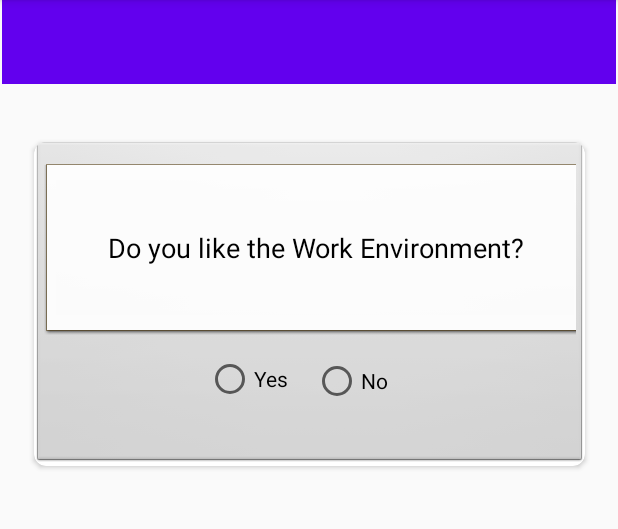
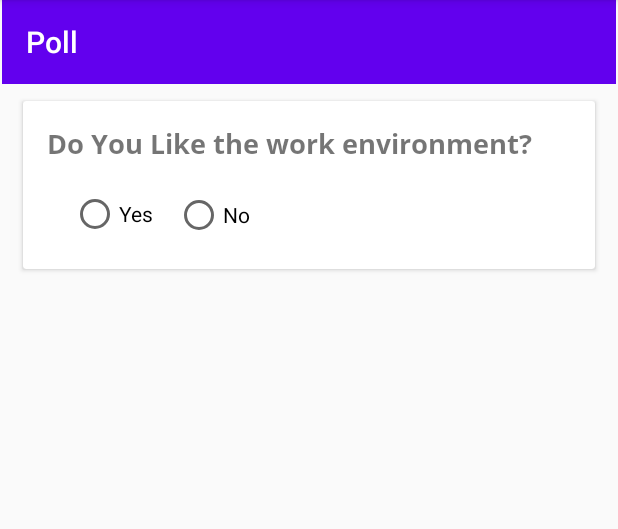
Before and after one commit to shreyash2628/Employee-Management-App, an Android app: the Poll screen opened directly, with no data from a screen before it, on a phone screen of 412 x 824 dp, the part 84-613 px from its top. Run offline under Robolectric (Android 15) with nearby library versions, the phone set to English and light mode, and no system bars.

Commit message:
Day 2 work

```diff
--- a/app/build.gradle
+++ b/app/build.gradle
@@ -7,7 +7,7 @@ android {
 
     defaultConfig {
         applicationId "in.darshanudagire.employee"
-        minSdkVersion 16
+        minSdkVersion 23
         targetSdkVersion 30
         versionCode 1
         versionName "1.0"
--- a/app/src/main/res/layout/activity_appy_for_leave.xml
+++ b/app/src/main/res/layout/activity_appy_for_leave.xml
@@ -6,4 +6,5 @@
     android:layout_height="match_parent"
     tools:context=".dashboard.AppyForLeave">
 
+
 </androidx.constraintlayout.widget.ConstraintLayout>
--- a/app/src/main/res/layout/activity_poll.xml
+++ b/app/src/main/res/layout/activity_poll.xml
@@ -1,4 +1,3 @@
-<?xml version="1.0" encoding="utf-8"?>
 <androidx.constraintlayout.widget.ConstraintLayout xmlns:android="http://schemas.android.com/apk/res/android"
     xmlns:app="http://schemas.android.com/apk/res-auto"
     xmlns:tools="http://schemas.android.com/tools"
@@ -6,93 +5,65 @@
     android:layout_height="match_parent"
     tools:context=".dashboard.Poll">
 
-    <androidx.cardview.widget.CardView
-        android:id="@+id/cardView2"
-        android:layout_width="367dp"
-        android:layout_height="216dp"
-        app:cardCornerRadius="8dp"
-        app:layout_constraintBottom_toBottomOf="parent"
-        app:layout_constraintEnd_toEndOf="parent"
-        app:layout_constraintStart_toStartOf="parent"
-        app:layout_constraintTop_toTopOf="parent"
-        app:layout_constraintVertical_bias="0.172">
-
-        <androidx.constraintlayout.widget.ConstraintLayout
-            android:id="@+id/queone_id"
-            android:layout_width="match_parent"
-            android:layout_height="match_parent"
-            android:background="@android:drawable/btn_default_small"
-            android:cardBackgroundColor="@color/common_google_signin_btn_text_light_disabled"
-            app:layout_constraintBottom_toBottomOf="parent"
-            app:layout_constraintEnd_toEndOf="parent"
-            app:layout_constraintHorizontal_bias="0.457"
-            app:layout_constraintStart_toStartOf="parent"
-            app:layout_constraintTop_toTopOf="parent"
-            app:layout_constraintVertical_bias="0.129">
-
-            <RadioButton
-                android:id="@+id/radioButton3"
-                android:layout_width="wrap_content"
-                android:layout_height="wrap_content"
-                android:layout_marginStart="108dp"
-                android:layout_marginLeft="108dp"
-                android:text="Yes"
-                app:layout_constraintBottom_toBottomOf="parent"
-                app:layout_constraintStart_toStartOf="parent"
-                app:layout_constraintTop_toTopOf="parent"
-                app:layout_constraintVertical_bias="0.806" />
-
-            <RadioButton
-                android:id="@+id/radioButton4"
-                android:layout_width="wrap_content"
-                android:layout_height="wrap_content"
-                android:layout_marginEnd="120dp"
-                android:layout_marginRight="120dp"
-                android:text="No"
-                app:layout_constraintBottom_toBottomOf="parent"
-                app:layout_constraintEnd_toEndOf="parent"
-                app:layout_constraintHorizontal_bias="0.754"
-                app:layout_constraintStart_toEndOf="@+id/radioButton3"
-                app:layout_constraintTop_toBottomOf="@+id/ques_id"
-                app:layout_constraintVertical_bias="0.313" />
-
-            <EditText
-                android:id="@+id/ques_id"
-                android:layout_width="361dp"
-                android:layout_height="114dp"
-                android:layout_marginStart="7dp"
-                android:layout_marginLeft="7dp"
-                android:layout_marginTop="7dp"
-                android:layout_marginEnd="12dp"
-                android:layout_marginRight="12dp"
-                android:layout_marginBottom="10dp"
-                android:background="@android:drawable/editbox_dropdown_light_frame"
-                android:ems="10"
-                android:gravity="center"
-                android:inputType="textPersonName"
-                android:text="Do you like the Work Environment?"
-                android:textColor="@color/common_google_signin_btn_text_dark_focused"
-                android:textSize="18sp"
-                app:layout_constraintBottom_toTopOf="@+id/radioButton3"
-                app:layout_constraintEnd_toEndOf="parent"
-                app:layout_constraintHorizontal_bias="0.307"
-                app:layout_constraintStart_toStartOf="parent"
-                app:layout_constraintTop_toTopOf="parent"
-                app:layout_constraintVertical_bias="0.529" />
-
-        </androidx.constraintlayout.widget.ConstraintLayout>
-    </androidx.cardview.widget.CardView>
-
     <androidx.appcompat.widget.Toolbar
-        android:id="@+id/toolbar2"
+        android:id="@+id/toolbar"
         android:layout_width="409dp"
         android:layout_height="wrap_content"
         android:background="?attr/colorPrimary"
         android:minHeight="?attr/actionBarSize"
         android:theme="?attr/actionBarTheme"
-        app:layout_constraintBottom_toTopOf="@+id/cardView2"
         app:layout_constraintEnd_toEndOf="parent"
         app:layout_constraintStart_toStartOf="parent"
         app:layout_constraintTop_toTopOf="parent"
-        app:layout_constraintVertical_bias="0.0" />
+        app:title="Poll" />
+
+    <androidx.cardview.widget.CardView
+        android:layout_width="381dp"
+        android:layout_height="112dp"
+        android:layout_marginTop="11dp"
+        app:layout_constraintEnd_toEndOf="parent"
+        app:layout_constraintStart_toStartOf="parent"
+        app:layout_constraintTop_toBottomOf="@+id/toolbar">
+
+        <androidx.constraintlayout.widget.ConstraintLayout
+            android:layout_width="match_parent"
+            android:layout_height="112dp">
+
+            <TextView
+                android:id="@+id/textView2"
+                android:layout_width="330dp"
+                android:layout_height="23dp"
+                android:layout_marginStart="16dp"
+                android:layout_marginLeft="16dp"
+                android:layout_marginTop="16dp"
+                android:fontFamily="@font/opensansbold"
+                android:text="Do You Like the work environment?"
+                android:textSize="18sp"
+                app:layout_constraintStart_toStartOf="parent"
+                app:layout_constraintTop_toTopOf="parent" />
+
+            <RadioButton
+                android:id="@+id/radioButton"
+                android:layout_width="60dp"
+                android:layout_height="40dp"
+                android:layout_marginStart="32dp"
+                android:layout_marginLeft="32dp"
+                android:layout_marginTop="16dp"
+                android:text="Yes"
+                app:layout_constraintStart_toStartOf="parent"
+                app:layout_constraintTop_toBottomOf="@+id/textView2" />
+
+            <RadioButton
+                android:id="@+id/radioButton2"
+                android:layout_width="60dp"
+                android:layout_height="40dp"
+                android:layout_marginBottom="16dp"
+                android:text="No"
+                app:layout_constraintBottom_toBottomOf="parent"
+                app:layout_constraintEnd_toEndOf="parent"
+                app:layout_constraintHorizontal_bias="0.042"
+                app:layout_constraintStart_toEndOf="@+id/radioButton" />
+        </androidx.constraintlayout.widget.ConstraintLayout>
+    </androidx.cardview.widget.CardView>
+
 </androidx.constraintlayout.widget.ConstraintLayout>
--- a/app/src/main/res/layout/activity_team.xml
+++ b/app/src/main/res/layout/activity_team.xml
@@ -26,7 +26,7 @@
             app:layout_constraintStart_toStartOf="parent"
             app:layout_constraintTop_toTopOf="parent"
             app:layout_constraintVertical_bias="0.036">
-
+            <!--cardview within !-->
             <androidx.constraintlayout.widget.ConstraintLayout
                 android:layout_width="match_parent"
                 android:layout_height="253dp">
```
Also changed, not shown: app/src/main/res/layout/activity_my_profile.xml (+9 -9 lines), app/src/main/res/layout/activity_report_an_issue.xml (+32 -19 lines), app/src/main/res/layout/schedule_window.xml (added, +63 -0 lines), app/src/main/res/layout/test.xml (added, +11 -0 lines), app/src/main/res/drawable-ldpi/Rectangle 5.png (added), app/src/main/res/drawable-mdpi/Rectangle 5.png (added), app/src/main/res/drawable-xhdpi/Rectangle 5.png (added), app/src/main/res/drawable-xxhdpi/Rectangle 5.png (added), app/src/main/res/drawable-xxxhdpi/Rectangle 5.png (added).
